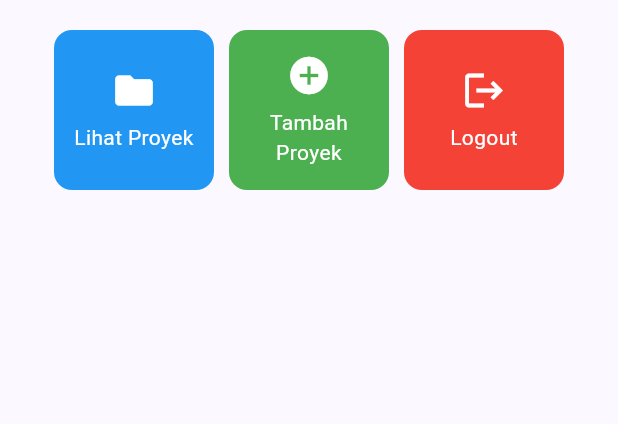
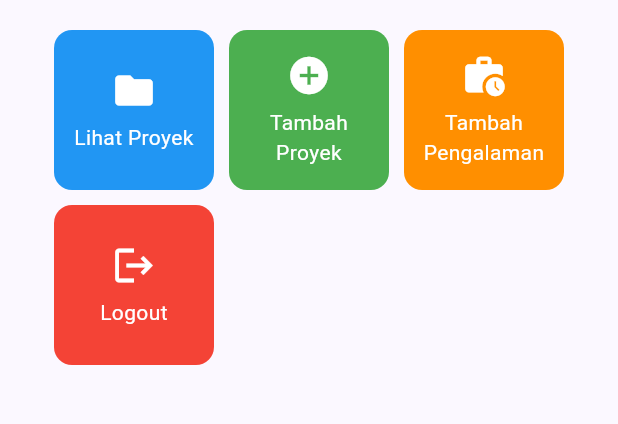
Before and after one commit to Novel107/myportofolio_mobile, a Flutter app: the screen it shows after launch, on a phone screen of 412 x 824 dp, the part 387-811 px from its top. Run offline on Flutter 3.47's test engine with Material 3 defaults, Android fonts, the phone set to English and light mode, and no system bars.

Commit message:
feat: add Tambah Pengalaman action item to home menu

```diff
--- a/lib/screens/menu.dart
+++ b/lib/screens/menu.dart
@@ -12,6 +12,7 @@ class MyHomePage extends StatelessWidget {
   final List<ItemHomepage> items = [
     ItemHomepage("Lihat Proyek", Icons.folder, Colors.blue),
     ItemHomepage("Tambah Proyek", Icons.add_circle, Colors.green),
+    ItemHomepage("Tambah Pengalaman", Icons.work_history, Colors.amber[800]!),
     ItemHomepage("Logout", Icons.logout, Colors.red),
   ];
 
```
